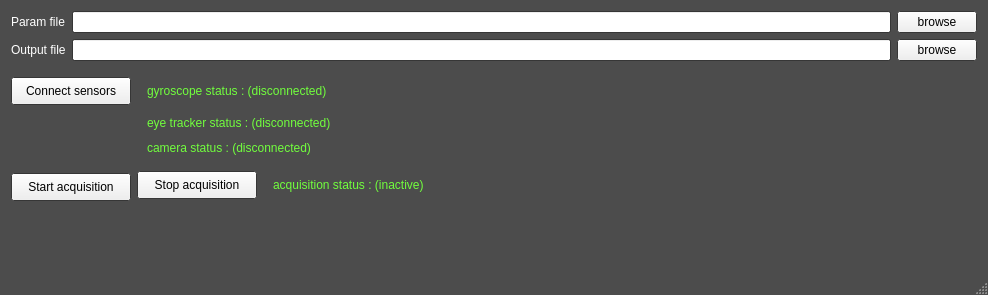
Before: the Qt Designer form SonoAssist/SonoAssist/SonoAssist.ui in LATIS-LABS-ETS/SonoAssist, drawn with Qt 5.
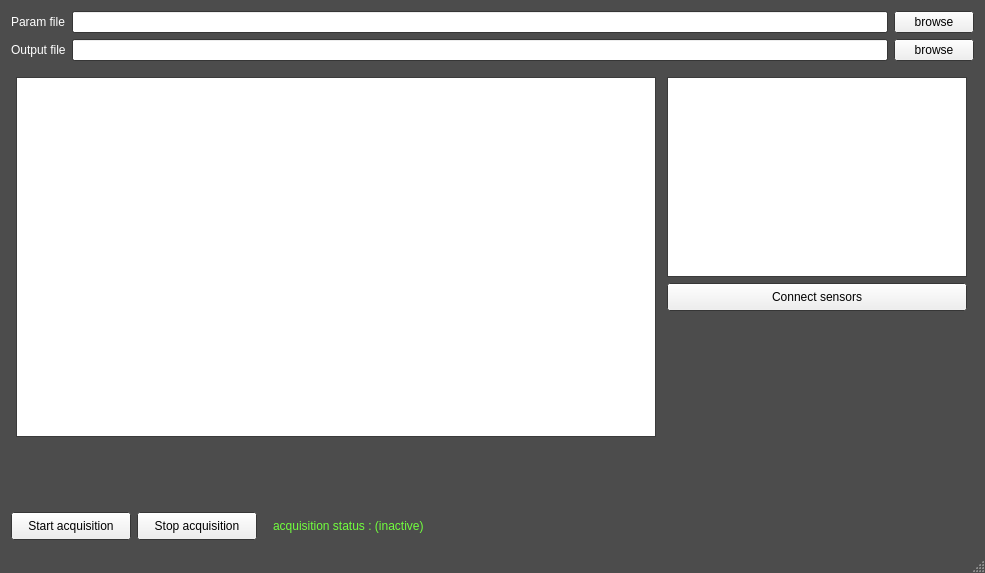
After: the same form once the commit is applied.

```diff
--- a/SonoAssist/SonoAssist/SonoAssist.ui
+++ b/SonoAssist/SonoAssist/SonoAssist.ui
@@ -6,14 +6,26 @@
    <rect>
     <x>0</x>
     <y>0</y>
-    <width>988</width>
-    <height>295</height>
+    <width>985</width>
+    <height>573</height>
    </rect>
   </property>
+  <property name="sizePolicy">
+   <sizepolicy hsizetype="Fixed" vsizetype="Fixed">
+    <horstretch>0</horstretch>
+    <verstretch>0</verstretch>
+   </sizepolicy>
+  </property>
+  <property name="minimumSize">
+   <size>
+    <width>985</width>
+    <height>573</height>
+   </size>
+  </property>
   <property name="maximumSize">
    <size>
-    <width>16777215</width>
-    <height>16777215</height>
+    <width>985</width>
+    <height>573</height>
    </size>
   </property>
   <property name="palette">
@@ -170,215 +182,103 @@
      </spacer>
     </item>
     <item>
-     <layout class="QGridLayout" name="gridLayout_2">
-      <item row="0" column="2">
-       <layout class="QVBoxLayout" name="verticalLayout_2"/>
+     <layout class="QHBoxLayout" name="horizontalLayout">
+      <item>
+       <layout class="QVBoxLayout" name="verticalLayout_2">
+        <item>
+         <widget class="QGraphicsView" name="graphicsView">
+          <property name="sizePolicy">
+           <sizepolicy hsizetype="Fixed" vsizetype="Fixed">
+            <horstretch>0</horstretch>
+            <verstretch>0</verstretch>
+           </sizepolicy>
+          </property>
+          <property name="minimumSize">
+           <size>
+            <width>640</width>
+            <height>360</height>
+           </size>
+          </property>
+          <property name="maximumSize">
+           <size>
+            <width>640</width>
+            <height>360</height>
+           </size>
+          </property>
+         </widget>
+        </item>
+        <item>
+         <spacer name="verticalSpacer">
+          <property name="orientation">
+           <enum>Qt::Vertical</enum>
+          </property>
+          <property name="sizeHint" stdset="0">
+           <size>
+            <width>20</width>
+            <height>40</height>
+           </size>
+          </property>
+         </spacer>
+        </item>
+       </layout>
       </item>
-      <item row="2" column="4">
-       <widget class="QLabel" name="eye_tracker_status_label">
-        <property name="palette">
-         <palette>
-          <active>
-           <colorrole role="WindowText">
-            <brush brushstyle="SolidPattern">
-             <color alpha="255">
-              <red>113</red>
-              <green>255</green>
-              <blue>61</blue>
-             </color>
-            </brush>
-           </colorrole>
-          </active>
-          <inactive>
-           <colorrole role="WindowText">
-            <brush brushstyle="SolidPattern">
-             <color alpha="255">
-              <red>113</red>
-              <green>255</green>
-              <blue>61</blue>
-             </color>
-            </brush>
-           </colorrole>
-          </inactive>
-          <disabled>
-           <colorrole role="WindowText">
-            <brush brushstyle="SolidPattern">
-             <color alpha="255">
-              <red>120</red>
-              <green>120</green>
-              <blue>120</blue>
-             </color>
-            </brush>
-           </colorrole>
-          </disabled>
-         </palette>
-        </property>
-        <property name="text">
-         <string>eye tracker status : (disconnected)</string>
-        </property>
-       </widget>
-      </item>
-      <item row="4" column="4">
-       <widget class="QLabel" name="camera_status_label">
-        <property name="palette">
-         <palette>
-          <active>
-           <colorrole role="WindowText">
-            <brush brushstyle="SolidPattern">
-             <color alpha="255">
-              <red>113</red>
-              <green>255</green>
-              <blue>61</blue>
-             </color>
-            </brush>
-           </colorrole>
-          </active>
-          <inactive>
-           <colorrole role="WindowText">
-            <brush brushstyle="SolidPattern">
-             <color alpha="255">
-              <red>113</red>
-              <green>255</green>
-              <blue>61</blue>
-             </color>
-            </brush>
-           </colorrole>
-          </inactive>
-          <disabled>
-           <colorrole role="WindowText">
-            <brush brushstyle="SolidPattern">
-             <color alpha="255">
-              <red>120</red>
-              <green>120</green>
-              <blue>120</blue>
-             </color>
-            </brush>
-           </colorrole>
-          </disabled>
-         </palette>
-        </property>
-        <property name="text">
-         <string>camera status : (disconnected)</string>
-        </property>
-       </widget>
-      </item>
-      <item row="0" column="5">
-       <spacer name="spacer">
-        <property name="orientation">
-         <enum>Qt::Horizontal</enum>
-        </property>
-        <property name="sizeHint" stdset="0">
-         <size>
-          <width>40</width>
-          <height>20</height>
-         </size>
-        </property>
-       </spacer>
-      </item>
-      <item row="0" column="4">
-       <widget class="QLabel" name="gyro_status_label">
-        <property name="palette">
-         <palette>
-          <active>
-           <colorrole role="WindowText">
-            <brush brushstyle="SolidPattern">
-             <color alpha="255">
-              <red>113</red>
-              <green>255</green>
-              <blue>61</blue>
-             </color>
-            </brush>
-           </colorrole>
-          </active>
-          <inactive>
-           <colorrole role="WindowText">
-            <brush brushstyle="SolidPattern">
-             <color alpha="255">
-              <red>113</red>
-              <green>255</green>
-              <blue>61</blue>
-             </color>
-            </brush>
-           </colorrole>
-          </inactive>
-          <disabled>
-           <colorrole role="WindowText">
-            <brush brushstyle="SolidPattern">
-             <color alpha="255">
-              <red>120</red>
-              <green>120</green>
-              <blue>120</blue>
-             </color>
-            </brush>
-           </colorrole>
-          </disabled>
-         </palette>
-        </property>
-        <property name="text">
-         <string>gyroscope status : (disconnected)</string>
-        </property>
-       </widget>
-      </item>
-      <item row="0" column="3">
-       <spacer name="horizontalSpacer_2">
-        <property name="orientation">
-         <enum>Qt::Horizontal</enum>
-        </property>
-        <property name="sizeType">
-         <enum>QSizePolicy::Fixed</enum>
-        </property>
-        <property name="sizeHint" stdset="0">
-         <size>
-          <width>10</width>
-          <height>20</height>
-         </size>
-        </property>
-       </spacer>
-      </item>
-      <item row="0" column="0">
-       <widget class="QPushButton" name="sensor_connect_button">
-        <property name="minimumSize">
-         <size>
-          <width>120</width>
-          <height>28</height>
-         </size>
-        </property>
-        <property name="text">
-         <string>Connect sensors</string>
-        </property>
-       </widget>
-      </item>
-      <item row="1" column="4">
-       <spacer name="verticalSpacer_4">
-        <property name="orientation">
-         <enum>Qt::Vertical</enum>
-        </property>
-        <property name="sizeType">
-         <enum>QSizePolicy::Fixed</enum>
-        </property>
-        <property name="sizeHint" stdset="0">
-         <size>
-          <width>20</width>
-          <height>5</height>
-         </size>
-        </property>
-       </spacer>
-      </item>
-      <item row="3" column="4">
-       <spacer name="verticalSpacer_5">
-        <property name="orientation">
-         <enum>Qt::Vertical</enum>
-        </property>
-        <property name="sizeType">
-         <enum>QSizePolicy::Fixed</enum>
-        </property>
-        <property name="sizeHint" stdset="0">
-         <size>
-          <width>20</width>
-          <height>5</height>
-         </size>
-        </property>
-       </spacer>
+      <item>
+       <layout class="QVBoxLayout" name="verticalLayout_3">
+        <item>
+         <widget class="QTableWidget" name="sensor_status_table">
+          <property name="sizePolicy">
+           <sizepolicy hsizetype="Fixed" vsizetype="Fixed">
+            <horstretch>0</horstretch>
+            <verstretch>0</verstretch>
+           </sizepolicy>
+          </property>
+          <property name="minimumSize">
+           <size>
+            <width>300</width>
+            <height>200</height>
+           </size>
+          </property>
+         </widget>
+        </item>
+        <item>
+         <widget class="QPushButton" name="sensor_connect_button">
+          <property name="sizePolicy">
+           <sizepolicy hsizetype="Fixed" vsizetype="Fixed">
+            <horstretch>0</horstretch>
+            <verstretch>0</verstretch>
+           </sizepolicy>
+          </property>
+          <property name="minimumSize">
+           <size>
+            <width>300</width>
+            <height>28</height>
+           </size>
+          </property>
+          <property name="maximumSize">
+           <size>
+            <width>300</width>
+            <height>16777215</height>
+           </size>
+          </property>
+          <property name="text">
+           <string>Connect sensors</string>
+          </property>
+         </widget>
+        </item>
+        <item>
+         <spacer name="verticalSpacer_6">
+          <property name="orientation">
+           <enum>Qt::Vertical</enum>
+          </property>
+          <property name="sizeHint" stdset="0">
+           <size>
+            <width>20</width>
+            <height>40</height>
+           </size>
+          </property>
+         </spacer>
+        </item>
+       </layout>
       </item>
      </layout>
     </item>
@@ -393,13 +293,38 @@
       <property name="sizeHint" stdset="0">
        <size>
         <width>20</width>
-        <height>10</height>
+        <height>5</height>
        </size>
       </property>
      </spacer>
     </item>
     <item>
      <layout class="QGridLayout" name="gridLayout_3">
+      <item row="0" column="2">
+       <widget class="QPushButton" name="stop_acquisition_button">
+        <property name="sizePolicy">
+         <sizepolicy hsizetype="Fixed" vsizetype="Fixed">
+          <horstretch>0</horstretch>
+          <verstretch>0</verstretch>
+         </sizepolicy>
+        </property>
+        <property name="minimumSize">
+         <size>
+          <width>120</width>
+          <height>28</height>
+         </size>
+        </property>
+        <property name="maximumSize">
+         <size>
+          <width>120</width>
+          <height>28</height>
+         </size>
+        </property>
+        <property name="text">
+         <string>Stop acquisition</string>
+        </property>
+       </widget>
+      </item>
       <item row="0" column="4">
        <widget class="QLabel" name="acquisition_label">
         <property name="palette">
@@ -444,6 +369,22 @@
         </property>
        </widget>
       </item>
+      <item row="0" column="3">
+       <spacer name="horizontalSpacer_3">
+        <property name="orientation">
+         <enum>Qt::Horizontal</enum>
+        </property>
+        <property name="sizeType">
+         <enum>QSizePolicy::Fixed</enum>
+        </property>
+        <property name="sizeHint" stdset="0">
+         <size>
+          <width>10</width>
+          <height>20</height>
+         </size>
+        </property>
+       </spacer>
+      </item>
       <item row="0" column="5">
        <spacer name="horizontalSpacer">
         <property name="orientation">
@@ -457,21 +398,14 @@
         </property>
        </spacer>
       </item>
-      <item row="0" column="2">
-       <widget class="QPushButton" name="stop_acquisition_button">
-        <property name="minimumSize">
-         <size>
-          <width>120</width>
-          <height>28</height>
-         </size>
-        </property>
-        <property name="text">
-         <string>Stop acquisition</string>
-        </property>
-       </widget>
-      </item>
       <item row="0" column="0">
        <widget class="QPushButton" name="start_acquisition_button">
+        <property name="sizePolicy">
+         <sizepolicy hsizetype="Fixed" vsizetype="Fixed">
+          <horstretch>0</horstretch>
+          <verstretch>0</verstretch>
+         </sizepolicy>
+        </property>
         <property name="minimumSize">
          <size>
           <width>120</width>
@@ -480,8 +414,8 @@
         </property>
         <property name="maximumSize">
          <size>
-          <width>150</width>
-          <height>23</height>
+          <width>120</width>
+          <height>28</height>
          </size>
         </property>
         <property name="text">
@@ -489,37 +423,8 @@
         </property>
        </widget>
       </item>
-      <item row="0" column="3">
-       <spacer name="horizontalSpacer_3">
-        <property name="orientation">
-         <enum>Qt::Horizontal</enum>
-        </property>
-        <property name="sizeType">
-         <enum>QSizePolicy::Fixed</enum>
-        </property>
-        <property name="sizeHint" stdset="0">
-         <size>
-          <width>10</width>
-          <height>20</height>
-         </size>
-        </property>
-       </spacer>
-      </item>
      </layout>
     </item>
-    <item>
-     <spacer name="verticalSpacer">
-      <property name="orientation">
-       <enum>Qt::Vertical</enum>
-      </property>
-      <property name="sizeHint" stdset="0">
-       <size>
-        <width>20</width>
-        <height>40</height>
-       </size>
-      </property>
-     </spacer>
-    </item>
    </layout>
   </widget>
   <widget class="QStatusBar" name="statusBar"/>
@@ -528,7 +433,7 @@
     <rect>
      <x>0</x>
      <y>0</y>
-     <width>988</width>
+     <width>985</width>
      <height>26</height>
     </rect>
    </property>
```
